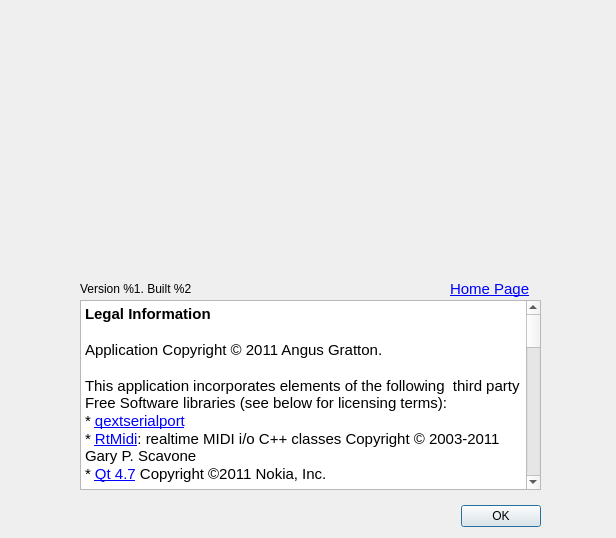
projectgus/hairless-midiserial, file src/ui/aboutdialog.ui: the form before one commit.
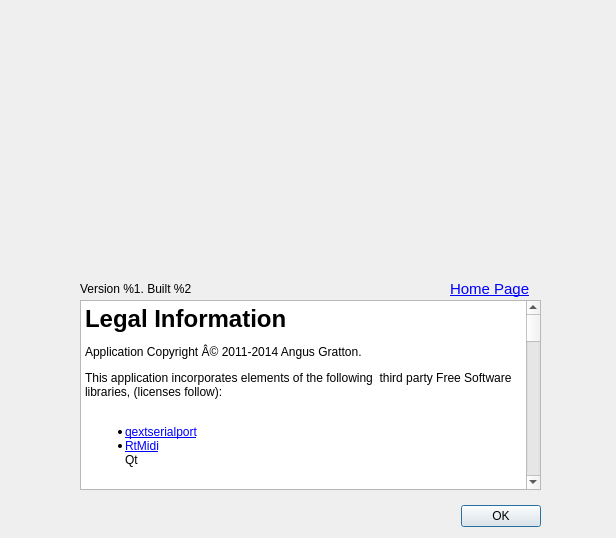
The form after the commit. Icons and pictures are not drawn.

What changed in the file:
```diff
--- a/src/ui/aboutdialog.ui
+++ b/src/ui/aboutdialog.ui
@@ -71,28 +71,83 @@
     <string>&lt;!DOCTYPE HTML PUBLIC &quot;-//W3C//DTD HTML 4.0//EN&quot; &quot;http://www.w3.org/TR/REC-html40/strict.dtd&quot;&gt;
 &lt;html&gt;&lt;head&gt;&lt;meta name=&quot;qrichtext&quot; content=&quot;1&quot; /&gt;&lt;style type=&quot;text/css&quot;&gt;
 p, li { white-space: pre-wrap; }
-&lt;/style&gt;&lt;/head&gt;&lt;body style=&quot; font-family:'Ubuntu'; font-size:11pt; font-weight:400; font-style:normal;&quot;&gt;
-&lt;p style=&quot; margin-top:0px; margin-bottom:0px; margin-left:0px; margin-right:0px; -qt-block-indent:0; text-indent:0px;&quot;&gt;&lt;span style=&quot; font-weight:600;&quot;&gt;Legal Information&lt;/span&gt;&lt;/p&gt;
-&lt;p style=&quot;-qt-paragraph-type:empty; margin-top:0px; margin-bottom:0px; margin-left:0px; margin-right:0px; -qt-block-indent:0; text-indent:0px; font-weight:600;&quot;&gt;&lt;/p&gt;
-&lt;p style=&quot; margin-top:0px; margin-bottom:0px; margin-left:0px; margin-right:0px; -qt-block-indent:0; text-indent:0px;&quot;&gt;Application Copyright © 2011 Angus Gratton.&lt;/p&gt;
-&lt;p style=&quot;-qt-paragraph-type:empty; margin-top:0px; margin-bottom:0px; margin-left:0px; margin-right:0px; -qt-block-indent:0; text-indent:0px;&quot;&gt;&lt;/p&gt;
-&lt;p style=&quot; margin-top:0px; margin-bottom:0px; margin-left:0px; margin-right:0px; -qt-block-indent:0; text-indent:0px;&quot;&gt;This application incorporates elements of the following  third party Free Software libraries (see below for licensing terms):&lt;/p&gt;
-&lt;p style=&quot; margin-top:0px; margin-bottom:0px; margin-left:0px; margin-right:0px; -qt-block-indent:0; text-indent:0px;&quot;&gt;* &lt;a href=&quot;http://code.google.com/p/qextserialport/&quot;&gt;&lt;span style=&quot; text-decoration: underline; color:#0000ff;&quot;&gt;qextserialport&lt;/span&gt;&lt;/a&gt;&lt;/p&gt;
-&lt;p style=&quot; margin-top:0px; margin-bottom:0px; margin-left:0px; margin-right:0px; -qt-block-indent:0; text-indent:0px;&quot;&gt;* &lt;a href=&quot;http://www.music.mcgill.ca/~gary/rtmidi/&quot;&gt;&lt;span style=&quot; text-decoration: underline; color:#0000ff;&quot;&gt;RtMidi&lt;/span&gt;&lt;/a&gt;: realtime MIDI i/o C++ classes Copyright © 2003-2011 Gary P. Scavone&lt;/p&gt;
-&lt;p style=&quot; margin-top:0px; margin-bottom:0px; margin-left:0px; margin-right:0px; -qt-block-indent:0; text-indent:0px;&quot;&gt;* &lt;a href=&quot;http://qt.nokia.com/products&quot;&gt;&lt;span style=&quot; text-decoration: underline; color:#0000ff;&quot;&gt;Qt 4.7&lt;/span&gt;&lt;/a&gt; Copyright ©2011 Nokia, Inc.&lt;/p&gt;
-&lt;p style=&quot;-qt-paragraph-type:empty; margin-top:0px; margin-bottom:0px; margin-left:0px; margin-right:0px; -qt-block-indent:0; text-indent:0px;&quot;&gt;&lt;/p&gt;
-&lt;p style=&quot; margin-top:0px; margin-bottom:0px; margin-left:0px; margin-right:0px; -qt-block-indent:0; text-indent:0px;&quot;&gt;&lt;span style=&quot; font-weight:600;&quot;&gt;License&lt;/span&gt;&lt;/p&gt;
-&lt;p style=&quot; margin-top:0px; margin-bottom:0px; margin-left:0px; margin-right:0px; -qt-block-indent:0; text-indent:0px;&quot;&gt;This application is free software; you can redistribute it and/or modify it under the terms of the GNU Lesser General Public License as published by the Free Software Foundation; either version 2.1 of the License, or (at your option) any later version. This library is distributed in the hope that it will be useful, but WITHOUT ANY WARRANTY; without even the implied warranty of MERCHANTABILITY or FITNESS FOR A PARTICULAR PURPOSE.  See the &lt;a href=&quot;http://www.gnu.org/licenses/lgpl-2.1.html&quot;&gt;&lt;span style=&quot; text-decoration: underline; color:#0000ff;&quot;&gt;GNU Lesser General Public License&lt;/span&gt;&lt;/a&gt; for more details.&lt;/p&gt;
-&lt;p style=&quot;-qt-paragraph-type:empty; margin-top:0px; margin-bottom:0px; margin-left:0px; margin-right:0px; -qt-block-indent:0; text-indent:0px;&quot;&gt;&lt;/p&gt;
-&lt;p style=&quot; margin-top:0px; margin-bottom:0px; margin-left:0px; margin-right:0px; -qt-block-indent:0; text-indent:0px;&quot;&gt;&lt;span style=&quot; font-weight:600;&quot;&gt;qextserialport &lt;/span&gt;is additionally licensed under the New BSD License&lt;/p&gt;
-&lt;p style=&quot;-qt-paragraph-type:empty; margin-top:0px; margin-bottom:0px; margin-left:0px; margin-right:0px; -qt-block-indent:0; text-indent:0px;&quot;&gt;&lt;/p&gt;
-&lt;p style=&quot; margin-top:0px; margin-bottom:0px; margin-left:0px; margin-right:0px; -qt-block-indent:0; text-indent:0px;&quot;&gt;&lt;span style=&quot; font-weight:600;&quot;&gt;RtMidi &lt;/span&gt;is additionally licensed as follows: &lt;/p&gt;
-&lt;p style=&quot; margin-top:0px; margin-bottom:0px; margin-left:0px; margin-right:0px; -qt-block-indent:0; text-indent:0px;&quot;&gt;&lt;span style=&quot; font-family:'Lucida Grande,Verdana,Geneva,Arial,sans-serif'; color:#000000;&quot;&gt;Permission is hereby granted, free of charge, to any person obtaining a copy of this software and associated documentation files (the &amp;quot;Software&amp;quot;), to deal in the Software without restriction, including without limitation the rights to use, copy, modify, merge, publish, distribute, sublicense, and/or sell copies of the Software, and to permit persons to whom the Software is furnished to do so, subject to the following conditions:&lt;/span&gt;&lt;/p&gt;
-&lt;p style=&quot; margin-top:12px; margin-bottom:12px; margin-left:0px; margin-right:0px; -qt-block-indent:0; text-indent:0px;&quot;&gt;&lt;span style=&quot; font-family:'Lucida Grande,Verdana,Geneva,Arial,sans-serif'; color:#000000;&quot;&gt;The above copyright notice and this permission notice shall be included in all copies or substantial portions of the Software.&lt;/span&gt;&lt;/p&gt;
-&lt;p style=&quot; margin-top:12px; margin-bottom:12px; margin-left:0px; margin-right:0px; -qt-block-indent:0; text-indent:0px;&quot;&gt;&lt;span style=&quot; font-family:'Lucida Grande,Verdana,Geneva,Arial,sans-serif'; color:#000000;&quot;&gt;Any person wishing to distribute modifications to the Software is requested to send the modifications to the original developer so that they can be incorporated into the canonical version.&lt;/span&gt;&lt;/p&gt;
-&lt;p style=&quot; margin-top:12px; margin-bottom:12px; margin-left:0px; margin-right:0px; -qt-block-indent:0; text-indent:0px;&quot;&gt;&lt;span style=&quot; font-family:'Lucida Grande,Verdana,Geneva,Arial,sans-serif'; color:#000000;&quot;&gt;THE SOFTWARE IS PROVIDED &amp;quot;AS IS&amp;quot;, WITHOUT WARRANTY OF ANY KIND, EXPRESS OR IMPLIED, INCLUDING BUT NOT LIMITED TO THE WARRANTIES OF MERCHANTABILITY, FITNESS FOR A PARTICULAR PURPOSE AND NONINFRINGEMENT. IN NO EVENT SHALL THE AUTHORS OR COPYRIGHT HOLDERS BE LIABLE FOR ANY CLAIM, DAMAGES OR OTHER LIABILITY, WHETHER IN AN ACTION OF CONTRACT, TORT OR OTHERWISE, ARISING FROM, OUT OF OR IN CONNECTION WITH THE SOFTWARE OR THE USE OR OTHER DEALINGS IN THE SOFTWARE.&lt;/span&gt;&lt;/p&gt;
-&lt;p style=&quot;-qt-paragraph-type:empty; margin-top:0px; margin-bottom:0px; margin-left:0px; margin-right:0px; -qt-block-indent:0; text-indent:0px;&quot;&gt;&lt;/p&gt;
-&lt;p style=&quot; margin-top:0px; margin-bottom:0px; margin-left:0px; margin-right:0px; -qt-block-indent:0; text-indent:0px;&quot;&gt;&lt;span style=&quot; font-weight:600;&quot;&gt;Qt&lt;/span&gt; is licensed under the GNU Lesser General Public License 2.1&lt;/p&gt;&lt;/body&gt;&lt;/html&gt;</string>
+&lt;/style&gt;&lt;/head&gt;&lt;body style=&quot; font-family:'Sans Serif'; font-size:9pt; font-weight:400; font-style:normal;&quot;&gt;
+&lt;p style=&quot; margin-top:18px; margin-bottom:12px; margin-left:0px; margin-right:0px; -qt-block-indent:0; text-indent:0px;&quot;&gt;&lt;span style=&quot; font-size:xx-large; font-weight:600;&quot;&gt;Legal Information&lt;/span&gt; &lt;/p&gt;
+&lt;p style=&quot; margin-top:12px; margin-bottom:12px; margin-left:0px; margin-right:0px; -qt-block-indent:0; text-indent:0px;&quot;&gt;Application Copyright Â© 2011-2014 Angus Gratton. &lt;/p&gt;
+&lt;p style=&quot; margin-top:12px; margin-bottom:0px; margin-left:0px; margin-right:0px; -qt-block-indent:0; text-indent:0px;&quot;&gt;This application incorporates elements of the following  third party Free Software libraries, (licenses follow):&lt;/p&gt;
+&lt;p style=&quot;-qt-paragraph-type:empty; margin-top:0px; margin-bottom:12px; margin-left:0px; margin-right:0px; -qt-block-indent:0; text-indent:0px;&quot;&gt;&lt;br /&gt;&lt;/p&gt;
+&lt;ul style=&quot;margin-top: 0px; margin-bottom: 0px; margin-left: 0px; margin-right: 0px; -qt-list-indent: 1;&quot;&gt;&lt;li style=&quot; margin-top:12px; margin-bottom:0px; margin-left:0px; margin-right:0px; -qt-block-indent:0; text-indent:0px;&quot;&gt;&lt;a href=&quot;http://code.google.com/p/qextserialport/&quot;&gt;&lt;span style=&quot; text-decoration: underline; color:#0000ff;&quot;&gt;qextserialport&lt;/span&gt;&lt;/a&gt;&lt;/li&gt;
+&lt;li style=&quot; margin-top:0px; margin-bottom:0px; margin-left:0px; margin-right:0px; -qt-block-indent:0; text-indent:0px;&quot;&gt;&lt;a href=&quot;https://github.com/thestk/rtmidi&quot;&gt;&lt;span style=&quot; text-decoration: underline; color:#0000ff;&quot;&gt;RtMidi&lt;/span&gt;&lt;/a&gt;&lt;/li&gt;&lt;/ul&gt;
+&lt;p style=&quot; margin-top:0px; margin-bottom:0px; margin-left:0px; margin-right:0px; -qt-block-indent:1; text-indent:0px;&quot;&gt;Qt&lt;/p&gt;
+&lt;p style=&quot;-qt-paragraph-type:empty; margin-top:0px; margin-bottom:0px; margin-left:0px; margin-right:0px; -qt-block-indent:1; text-indent:0px;&quot;&gt;&lt;br /&gt;&lt;/p&gt;
+&lt;p style=&quot;-qt-paragraph-type:empty; margin-top:0px; margin-bottom:0px; margin-left:0px; margin-right:0px; -qt-block-indent:1; text-indent:0px;&quot;&gt;&lt;br /&gt;&lt;/p&gt;
+&lt;p style=&quot; margin-top:18px; margin-bottom:0px; margin-left:0px; margin-right:0px; -qt-block-indent:0; text-indent:0px;&quot;&gt;&lt;span style=&quot; font-size:xx-large; font-weight:600;&quot;&gt;License&lt;/span&gt;&lt;/p&gt;
+&lt;p style=&quot;-qt-paragraph-type:empty; margin-top:0px; margin-bottom:0px; margin-left:0px; margin-right:0px; -qt-block-indent:0; text-indent:0px; font-size:xx-large; font-weight:600;&quot;&gt;&lt;br /&gt;&lt;/p&gt;
+&lt;p style=&quot;-qt-paragraph-type:empty; margin-top:0px; margin-bottom:12px; margin-left:0px; margin-right:0px; -qt-block-indent:0; text-indent:0px; font-size:xx-large; font-weight:600;&quot;&gt;&lt;br /&gt;&lt;/p&gt;
+&lt;p style=&quot; margin-top:12px; margin-bottom:0px; margin-left:0px; margin-right:0px; -qt-block-indent:0; text-indent:0px;&quot;&gt;This application is free software; you can redistribute it and/or&lt;/p&gt;
+&lt;p style=&quot; margin-top:0px; margin-bottom:0px; margin-left:0px; margin-right:0px; -qt-block-indent:0; text-indent:0px;&quot;&gt;modify it under the terms of the GNU Lesser General Public License as&lt;/p&gt;
+&lt;p style=&quot; margin-top:0px; margin-bottom:0px; margin-left:0px; margin-right:0px; -qt-block-indent:0; text-indent:0px;&quot;&gt;published by the Free Software Foundation; either version 2.1 of the&lt;/p&gt;
+&lt;p style=&quot; margin-top:0px; margin-bottom:0px; margin-left:0px; margin-right:0px; -qt-block-indent:0; text-indent:0px;&quot;&gt;License, or (at your option) any later version. This application is&lt;/p&gt;
+&lt;p style=&quot; margin-top:0px; margin-bottom:0px; margin-left:0px; margin-right:0px; -qt-block-indent:0; text-indent:0px;&quot;&gt;distributed in the hope that it will be useful, but WITHOUT ANY&lt;/p&gt;
+&lt;p style=&quot; margin-top:0px; margin-bottom:0px; margin-left:0px; margin-right:0px; -qt-block-indent:0; text-indent:0px;&quot;&gt;WARRANTY; without even the implied warranty of MERCHANTABILITY or&lt;/p&gt;
+&lt;p style=&quot; margin-top:0px; margin-bottom:0px; margin-left:0px; margin-right:0px; -qt-block-indent:0; text-indent:0px;&quot;&gt;FITNESS FOR A PARTICULAR PURPOSE.  See the GNU Lesser General Public&lt;/p&gt;
+&lt;p style=&quot; margin-top:0px; margin-bottom:12px; margin-left:0px; margin-right:0px; -qt-block-indent:0; text-indent:0px;&quot;&gt;License for more details. &lt;/p&gt;
+&lt;p style=&quot; margin-top:18px; margin-bottom:12px; margin-left:0px; margin-right:0px; -qt-block-indent:0; text-indent:0px;&quot;&gt;&lt;span style=&quot; font-size:xx-large; font-weight:600;&quot;&gt;qextserialport Copyright&lt;/span&gt; &lt;/p&gt;
+&lt;p style=&quot; margin-top:12px; margin-bottom:0px; margin-left:0px; margin-right:0px; -qt-block-indent:0; text-indent:0px;&quot;&gt;Copyright (c) 2000-2003 Wayne Roth&lt;br /&gt;&lt;/p&gt;
+&lt;p style=&quot; margin-top:0px; margin-bottom:0px; margin-left:0px; margin-right:0px; -qt-block-indent:0; text-indent:0px;&quot;&gt;Copyright (c) 2004-2007 Stefan Sander&lt;br /&gt;&lt;/p&gt;
+&lt;p style=&quot; margin-top:0px; margin-bottom:0px; margin-left:0px; margin-right:0px; -qt-block-indent:0; text-indent:0px;&quot;&gt;Copyright (c) 2007 Michal Policht&lt;br /&gt;&lt;/p&gt;
+&lt;p style=&quot; margin-top:0px; margin-bottom:0px; margin-left:0px; margin-right:0px; -qt-block-indent:0; text-indent:0px;&quot;&gt;Copyright (c) 2008 Brandon Fosdick&lt;br /&gt;&lt;/p&gt;
+&lt;p style=&quot; margin-top:0px; margin-bottom:0px; margin-left:0px; margin-right:0px; -qt-block-indent:0; text-indent:0px;&quot;&gt;Copyright (c) 2009-2010 Liam Staskawicz&lt;br /&gt;&lt;/p&gt;
+&lt;p style=&quot; margin-top:0px; margin-bottom:12px; margin-left:0px; margin-right:0px; -qt-block-indent:0; text-indent:0px;&quot;&gt;Copyright (c) 2011 Debao Zhang &lt;/p&gt;
+&lt;p style=&quot; margin-top:12px; margin-bottom:12px; margin-left:0px; margin-right:0px; -qt-block-indent:0; text-indent:0px;&quot;&gt;Web: http://code.google.com/p/qextserialport/ &lt;/p&gt;
+&lt;p style=&quot; margin-top:12px; margin-bottom:0px; margin-left:0px; margin-right:0px; -qt-block-indent:0; text-indent:0px;&quot;&gt;Permission is hereby granted, free of charge, to any person&lt;/p&gt;
+&lt;p style=&quot; margin-top:0px; margin-bottom:0px; margin-left:0px; margin-right:0px; -qt-block-indent:0; text-indent:0px;&quot;&gt;obtaining a copy of this software and associated documentation files&lt;/p&gt;
+&lt;p style=&quot; margin-top:0px; margin-bottom:0px; margin-left:0px; margin-right:0px; -qt-block-indent:0; text-indent:0px;&quot;&gt;(the &amp;quot;Software&amp;quot;), to deal in the Software without restriction,&lt;/p&gt;
+&lt;p style=&quot; margin-top:0px; margin-bottom:0px; margin-left:0px; margin-right:0px; -qt-block-indent:0; text-indent:0px;&quot;&gt;including without limitation the rights to use, copy, modify, merge,&lt;/p&gt;
+&lt;p style=&quot; margin-top:0px; margin-bottom:0px; margin-left:0px; margin-right:0px; -qt-block-indent:0; text-indent:0px;&quot;&gt;publish, distribute, sublicense, and/or sell copies of the Software,&lt;/p&gt;
+&lt;p style=&quot; margin-top:0px; margin-bottom:0px; margin-left:0px; margin-right:0px; -qt-block-indent:0; text-indent:0px;&quot;&gt;and to permit persons to whom the Software is furnished to do so,&lt;/p&gt;
+&lt;p style=&quot; margin-top:0px; margin-bottom:12px; margin-left:0px; margin-right:0px; -qt-block-indent:0; text-indent:0px;&quot;&gt;subject to the following conditions: &lt;/p&gt;
+&lt;p style=&quot; margin-top:12px; margin-bottom:0px; margin-left:0px; margin-right:0px; -qt-block-indent:0; text-indent:0px;&quot;&gt;The above copyright notice and this permission notice shall be&lt;/p&gt;
+&lt;p style=&quot; margin-top:0px; margin-bottom:12px; margin-left:0px; margin-right:0px; -qt-block-indent:0; text-indent:0px;&quot;&gt;included in all copies or substantial portions of the Software. &lt;/p&gt;
+&lt;p style=&quot; margin-top:12px; margin-bottom:0px; margin-left:0px; margin-right:0px; -qt-block-indent:0; text-indent:0px;&quot;&gt;THE SOFTWARE IS PROVIDED &amp;quot;AS IS&amp;quot;, WITHOUT WARRANTY OF ANY KIND,&lt;/p&gt;
+&lt;p style=&quot; margin-top:0px; margin-bottom:0px; margin-left:0px; margin-right:0px; -qt-block-indent:0; text-indent:0px;&quot;&gt;EXPRESS OR IMPLIED, INCLUDING BUT NOT LIMITED TO THE WARRANTIES OF&lt;/p&gt;
+&lt;p style=&quot; margin-top:0px; margin-bottom:0px; margin-left:0px; margin-right:0px; -qt-block-indent:0; text-indent:0px;&quot;&gt;MERCHANTABILITY, FITNESS FOR A PARTICULAR PURPOSE AND&lt;/p&gt;
+&lt;p style=&quot; margin-top:0px; margin-bottom:0px; margin-left:0px; margin-right:0px; -qt-block-indent:0; text-indent:0px;&quot;&gt;NONINFRINGEMENT. IN NO EVENT SHALL THE AUTHORS OR COPYRIGHT HOLDERS BE&lt;/p&gt;
+&lt;p style=&quot; margin-top:0px; margin-bottom:0px; margin-left:0px; margin-right:0px; -qt-block-indent:0; text-indent:0px;&quot;&gt;LIABLE FOR ANY CLAIM, DAMAGES OR OTHER LIABILITY, WHETHER IN AN ACTION&lt;/p&gt;
+&lt;p style=&quot; margin-top:0px; margin-bottom:0px; margin-left:0px; margin-right:0px; -qt-block-indent:0; text-indent:0px;&quot;&gt;OF CONTRACT, TORT OR OTHERWISE, ARISING FROM, OUT OF OR IN CONNECTION&lt;/p&gt;
+&lt;p style=&quot; margin-top:0px; margin-bottom:12px; margin-left:0px; margin-right:0px; -qt-block-indent:0; text-indent:0px;&quot;&gt;WITH THE SOFTWARE OR THE USE OR OTHER DEALINGS IN THE SOFTWARE. &lt;/p&gt;
+&lt;p style=&quot; margin-top:18px; margin-bottom:12px; margin-left:0px; margin-right:0px; -qt-block-indent:0; text-indent:0px;&quot;&gt;&lt;span style=&quot; font-size:xx-large; font-weight:600;&quot;&gt;RtMidi Copyright&lt;/span&gt; &lt;/p&gt;
+&lt;p style=&quot; margin-top:12px; margin-bottom:0px; margin-left:0px; margin-right:0px; -qt-block-indent:0; text-indent:0px;&quot;&gt;RtMidi: realtime MIDI i/o C++ classes&lt;br /&gt;&lt;/p&gt;
+&lt;p style=&quot; margin-top:0px; margin-bottom:12px; margin-left:0px; margin-right:0px; -qt-block-indent:0; text-indent:0px;&quot;&gt;Copyright (c) 2003-2014 Gary P. Scavone&lt;br /&gt;&lt;/p&gt;
+&lt;p style=&quot; margin-top:12px; margin-bottom:0px; margin-left:0px; margin-right:0px; -qt-block-indent:0; text-indent:0px;&quot;&gt;Permission is hereby granted, free of charge, to any person&lt;/p&gt;
+&lt;p style=&quot; margin-top:0px; margin-bottom:0px; margin-left:0px; margin-right:0px; -qt-block-indent:0; text-indent:0px;&quot;&gt;obtaining a copy of this software and associated documentation files&lt;/p&gt;
+&lt;p style=&quot; margin-top:0px; margin-bottom:0px; margin-left:0px; margin-right:0px; -qt-block-indent:0; text-indent:0px;&quot;&gt;the &amp;quot;Software&amp;quot;), to deal in the Software without restriction,&lt;/p&gt;
+&lt;p style=&quot; margin-top:0px; margin-bottom:0px; margin-left:0px; margin-right:0px; -qt-block-indent:0; text-indent:0px;&quot;&gt;including without limitation the rights to use, copy, modify, merge,&lt;/p&gt;
+&lt;p style=&quot; margin-top:0px; margin-bottom:0px; margin-left:0px; margin-right:0px; -qt-block-indent:0; text-indent:0px;&quot;&gt;publish, distribute, sublicense, and/or sell copies of the Software,&lt;/p&gt;
+&lt;p style=&quot; margin-top:0px; margin-bottom:0px; margin-left:0px; margin-right:0px; -qt-block-indent:0; text-indent:0px;&quot;&gt;and to permit persons to whom the Software is furnished to do so,&lt;/p&gt;
+&lt;p style=&quot; margin-top:0px; margin-bottom:12px; margin-left:0px; margin-right:0px; -qt-block-indent:0; text-indent:0px;&quot;&gt;subject to the following conditions: &lt;/p&gt;
+&lt;p style=&quot; margin-top:12px; margin-bottom:0px; margin-left:0px; margin-right:0px; -qt-block-indent:0; text-indent:0px;&quot;&gt;The above copyright notice and this permission notice shall be&lt;/p&gt;
+&lt;p style=&quot; margin-top:0px; margin-bottom:12px; margin-left:0px; margin-right:0px; -qt-block-indent:0; text-indent:0px;&quot;&gt;included in all copies or substantial portions of the Software. &lt;/p&gt;
+&lt;p style=&quot; margin-top:12px; margin-bottom:0px; margin-left:0px; margin-right:0px; -qt-block-indent:0; text-indent:0px;&quot;&gt;Any person wishing to distribute modifications to the Software is&lt;/p&gt;
+&lt;p style=&quot; margin-top:0px; margin-bottom:0px; margin-left:0px; margin-right:0px; -qt-block-indent:0; text-indent:0px;&quot;&gt;asked to send the modifications to the original developer so that&lt;/p&gt;
+&lt;p style=&quot; margin-top:0px; margin-bottom:0px; margin-left:0px; margin-right:0px; -qt-block-indent:0; text-indent:0px;&quot;&gt;they can be incorporated into the canonical version.  This is,&lt;/p&gt;
+&lt;p style=&quot; margin-top:0px; margin-bottom:12px; margin-left:0px; margin-right:0px; -qt-block-indent:0; text-indent:0px;&quot;&gt;however, not a binding provision of this license. &lt;/p&gt;
+&lt;p style=&quot; margin-top:12px; margin-bottom:0px; margin-left:0px; margin-right:0px; -qt-block-indent:0; text-indent:0px;&quot;&gt;THE SOFTWARE IS PROVIDED &amp;quot;AS IS&amp;quot;, WITHOUT WARRANTY OF ANY KIND,&lt;/p&gt;
+&lt;p style=&quot; margin-top:0px; margin-bottom:0px; margin-left:0px; margin-right:0px; -qt-block-indent:0; text-indent:0px;&quot;&gt;EXPRESS OR IMPLIED, INCLUDING BUT NOT LIMITED TO THE WARRANTIES OF&lt;/p&gt;
+&lt;p style=&quot; margin-top:0px; margin-bottom:0px; margin-left:0px; margin-right:0px; -qt-block-indent:0; text-indent:0px;&quot;&gt;MERCHANTABILITY, FITNESS FOR A PARTICULAR PURPOSE AND NONINFRINGEMENT.&lt;/p&gt;
+&lt;p style=&quot; margin-top:0px; margin-bottom:0px; margin-left:0px; margin-right:0px; -qt-block-indent:0; text-indent:0px;&quot;&gt;IN NO EVENT SHALL THE AUTHORS OR COPYRIGHT HOLDERS BE LIABLE FOR&lt;/p&gt;
+&lt;p style=&quot; margin-top:0px; margin-bottom:0px; margin-left:0px; margin-right:0px; -qt-block-indent:0; text-indent:0px;&quot;&gt;ANY CLAIM, DAMAGES OR OTHER LIABILITY, WHETHER IN AN ACTION OF&lt;/p&gt;
+&lt;p style=&quot; margin-top:0px; margin-bottom:0px; margin-left:0px; margin-right:0px; -qt-block-indent:0; text-indent:0px;&quot;&gt;CONTRACT, TORT OR OTHERWISE, ARISING FROM, OUT OF OR IN CONNECTION&lt;/p&gt;
+&lt;p style=&quot; margin-top:0px; margin-bottom:12px; margin-left:0px; margin-right:0px; -qt-block-indent:0; text-indent:0px;&quot;&gt;WITH THE SOFTWARE OR THE USE OR OTHER DEALINGS IN THE SOFTWARE. &lt;/p&gt;
+&lt;p style=&quot; margin-top:18px; margin-bottom:12px; margin-left:0px; margin-right:0px; -qt-block-indent:0; text-indent:0px;&quot;&gt;&lt;span style=&quot; font-size:xx-large; font-weight:600;&quot;&gt;Qt Copyright&lt;/span&gt; &lt;/p&gt;
+&lt;p style=&quot; margin-top:12px; margin-bottom:12px; margin-left:0px; margin-right:0px; -qt-block-indent:0; text-indent:0px;&quot;&gt;The Qt GUI Toolkit is Copyright (C) 2014 Digia Plc and/or its subsidiary(-ies). &lt;/p&gt;
+&lt;p style=&quot; margin-top:12px; margin-bottom:0px; margin-left:0px; margin-right:0px; -qt-block-indent:0; text-indent:0px;&quot;&gt;Qt is licensed under the terms of the GNU Lesser General Public&lt;/p&gt;
+&lt;p style=&quot; margin-top:0px; margin-bottom:12px; margin-left:0px; margin-right:0px; -qt-block-indent:0; text-indent:0px;&quot;&gt;License version 2.1. &lt;/p&gt;&lt;/body&gt;&lt;/html&gt;</string>
+   </property>
+   <property name="source">
+    <url>
+     <string>qrc:/about_legal.html</string>
+    </url>
    </property>
    <property name="openExternalLinks">
     <bool>true</bool>
```
Left out of the diff: 4 changed lines with no effect on the pictures.
